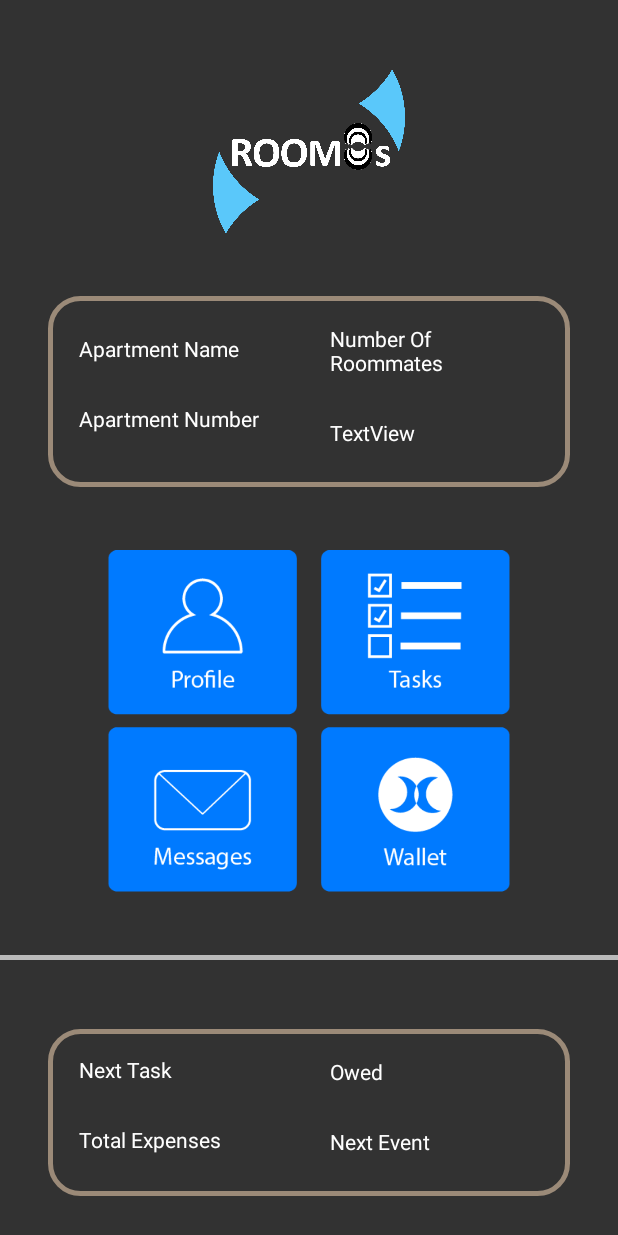
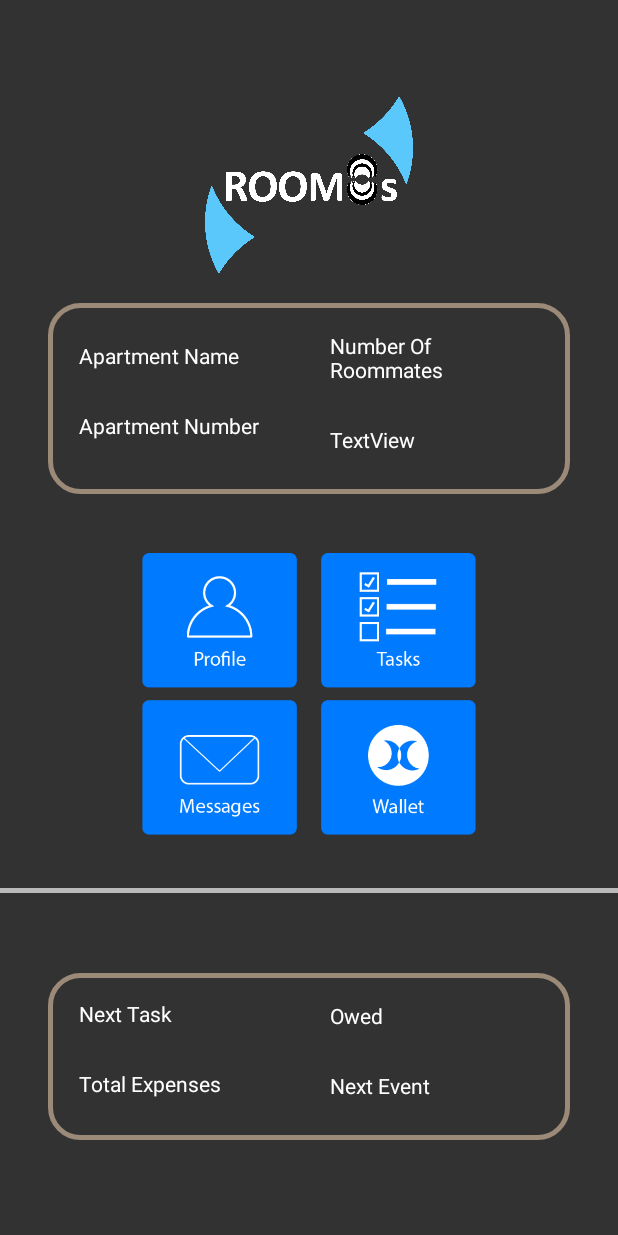
Before and after one commit to ShayGali/Room8s, an Android app: the HomePageFragment screen opened through its navigation route, on a phone screen of 412 x 824 dp. Run offline under Robolectric (Android 15) with nearby library versions, the phone set to English and light mode, and no system bars.

Commit message:
fragment_home_page.xml design

```diff
--- a/front/code/app/src/main/java/com/example/room8/MainActivity.java
+++ b/front/code/app/src/main/java/com/example/room8/MainActivity.java
@@ -45,6 +45,8 @@ public class MainActivity extends AppCompatActivity {
     public boolean login(String email, String password) {
 
         // TODO : hash the password
+        if(0==0)
+            return true;
         String encryptPassword = encryptPassword(password);
         String token = databaseService.login(email, encryptPassword);
         if (token == null)
--- a/front/code/app/src/main/res/layout/fragment_home_page.xml
+++ b/front/code/app/src/main/res/layout/fragment_home_page.xml
@@ -16,22 +16,25 @@
 
     <ImageView
         android:id="@+id/logo"
-        android:layout_width="128dp"
-        android:layout_height="110dp"
-        android:layout_marginBottom="5dp"
+        android:layout_width="0dp"
+        android:layout_height="120dp"
+        android:layout_marginTop="40dp"
+        android:layout_marginBottom="10dp"
         android:contentDescription="@string/logo"
         android:src="@drawable/logo_dark_mode"
         app:layout_constraintBottom_toTopOf="@+id/apartment_detail_layout"
+        app:layout_constraintDimensionRatio="w,1.16:1"
         app:layout_constraintEnd_toEndOf="parent"
         app:layout_constraintStart_toStartOf="parent"
-        app:layout_constraintTop_toTopOf="@+id/guideline5" />
+        app:layout_constraintTop_toTopOf="@+id/guideline5"
+        app:layout_constraintVertical_bias="0.48000002" />
 
     <LinearLayout
         android:id="@+id/apartment_detail_layout"
         android:layout_width="match_parent"
         android:layout_height="wrap_content"
         android:layout_marginStart="32dp"
-        android:layout_marginTop="10dp"
+        android:layout_marginTop="5dp"
         android:layout_marginEnd="32dp"
         android:layout_marginBottom="5dp"
         android:background="@drawable/layout_border_style"
@@ -116,22 +119,23 @@
         android:id="@+id/hr_view"
         android:layout_width="match_parent"
         android:layout_height="3dp"
-        android:layout_marginTop="10dp"
+        android:layout_marginTop="15dp"
         android:layout_marginBottom="10dp"
         android:background="#BABABA"
         app:layout_constraintBottom_toTopOf="@+id/app_data_layout"
         app:layout_constraintEnd_toEndOf="parent"
+        app:layout_constraintHorizontal_bias="0.0"
         app:layout_constraintStart_toStartOf="parent"
         app:layout_constraintTop_toBottomOf="@+id/btn_layout" />
 
     <androidx.constraintlayout.widget.ConstraintLayout
         android:id="@+id/btn_layout"
-        android:layout_width="match_parent"
+        android:layout_width="wrap_content"
         android:layout_height="wrap_content"
         android:layout_marginStart="5dp"
-        android:layout_marginTop="10dp"
+        android:layout_marginTop="30dp"
         android:layout_marginEnd="5dp"
-        android:layout_marginBottom="5dp"
+        android:layout_marginBottom="16dp"
         app:layout_constraintBottom_toTopOf="@+id/hr_view"
         app:layout_constraintEnd_toEndOf="parent"
         app:layout_constraintStart_toStartOf="parent"
@@ -141,10 +145,9 @@
         <ImageView
             android:id="@+id/go_to_tasks_btn"
             android:layout_width="0dp"
-            android:layout_height="110dp"
+            android:layout_height="90dp"
             android:layout_marginStart="8dp"
             android:layout_marginTop="15dp"
-            android:layout_marginEnd="75dp"
             android:layout_marginBottom="8dp"
             android:adjustViewBounds="true"
             android:background="?attr/selectableItemBackgroundBorderless"
@@ -165,8 +168,7 @@
             android:id="@+id/go_to_profile_btn"
 
             android:layout_width="0dp"
-            android:layout_height="110dp"
-            android:layout_marginStart="75dp"
+            android:layout_height="90dp"
             android:layout_marginTop="15dp"
             android:layout_marginEnd="8dp"
             android:layout_marginBottom="8dp"
@@ -186,8 +188,7 @@
             android:id="@+id/go_to_messages_btn"
 
             android:layout_width="0dp"
-            android:layout_height="110dp"
-            android:layout_marginStart="75dp"
+            android:layout_height="90dp"
             android:layout_marginTop="8dp"
             android:layout_marginEnd="8dp"
             android:adjustViewBounds="true"
@@ -208,10 +209,9 @@
             android:id="@+id/go_to_wallet_btn"
 
             android:layout_width="0dp"
-            android:layout_height="110dp"
+            android:layout_height="90dp"
             android:layout_marginStart="8dp"
             android:layout_marginTop="8dp"
-            android:layout_marginEnd="75dp"
             android:adjustViewBounds="true"
             android:background="?attr/selectableItemBackgroundBorderless"
             android:clickable="true"
@@ -232,8 +232,9 @@
         android:layout_width="match_parent"
         android:layout_height="wrap_content"
         android:layout_marginStart="32dp"
-        android:layout_marginTop="10dp"
+        android:layout_marginTop="40dp"
         android:layout_marginEnd="32dp"
+        android:layout_marginBottom="60dp"
         android:background="@drawable/layout_border_style"
         android:baselineAligned="false"
         app:layout_constraintBottom_toBottomOf="parent"
```
